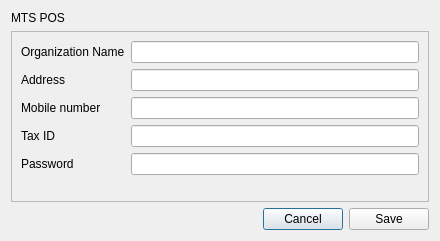
Qt form app/views/templates/generated/EditCurrentOrganization.ui (rondalefloyd/mts-pos) before a commit.
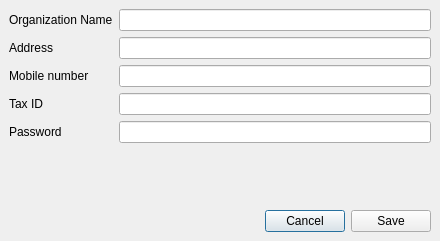
The same form after that commit.

```diff
--- a/app/views/templates/generated/EditCurrentOrganization.ui
+++ b/app/views/templates/generated/EditCurrentOrganization.ui
@@ -14,21 +14,26 @@
    <string>Edit Organization</string>
   </property>
   <layout class="QVBoxLayout" name="verticalLayout">
-   <item>
-    <widget class="QLabel" name="label_6">
-     <property name="sizePolicy">
-      <sizepolicy hsizetype="Preferred" vsizetype="Fixed">
-       <horstretch>0</horstretch>
-       <verstretch>0</verstretch>
-      </sizepolicy>
-     </property>
-     <property name="text">
-      <string>MTS POS</string>
-     </property>
-    </widget>
-   </item>
+   <property name="spacing">
+    <number>0</number>
+   </property>
+   <property name="leftMargin">
+    <number>0</number>
+   </property>
+   <property name="topMargin">
+    <number>0</number>
+   </property>
+   <property name="rightMargin">
+    <number>0</number>
+   </property>
+   <property name="bottomMargin">
+    <number>0</number>
+   </property>
    <item>
     <widget class="QScrollArea" name="scrollArea">
+     <property name="frameShape">
+      <enum>QFrame::NoFrame</enum>
+     </property>
      <property name="widgetResizable">
       <bool>true</bool>
      </property>
@@ -37,8 +42,8 @@
        <rect>
         <x>0</x>
         <y>0</y>
-        <width>420</width>
-        <height>171</height>
+        <width>440</width>
+        <height>200</height>
        </rect>
       </property>
       <layout class="QFormLayout" name="formLayout">
@@ -97,7 +102,8 @@
     </widget>
    </item>
    <item>
-    <layout class="QHBoxLayout" name="horizontalLayout">
+    <widget class="QWidget" name="widgetConfirmationButton" native="true">
+     <layout class="QHBoxLayout" name="horizontalLayout_2">
      <item>
       <spacer name="horizontalSpacer">
        <property name="orientation">
@@ -105,7 +111,7 @@
        </property>
        <property name="sizeHint" stdset="0">
         <size>
-         <width>40</width>
+          <width>257</width>
          <height>20</height>
         </size>
        </property>
@@ -126,6 +132,7 @@
       </widget>
      </item>
     </layout>
+    </widget>
    </item>
   </layout>
  </widget>
```
Lines whose indentation alone changed are shown as unchanged.
